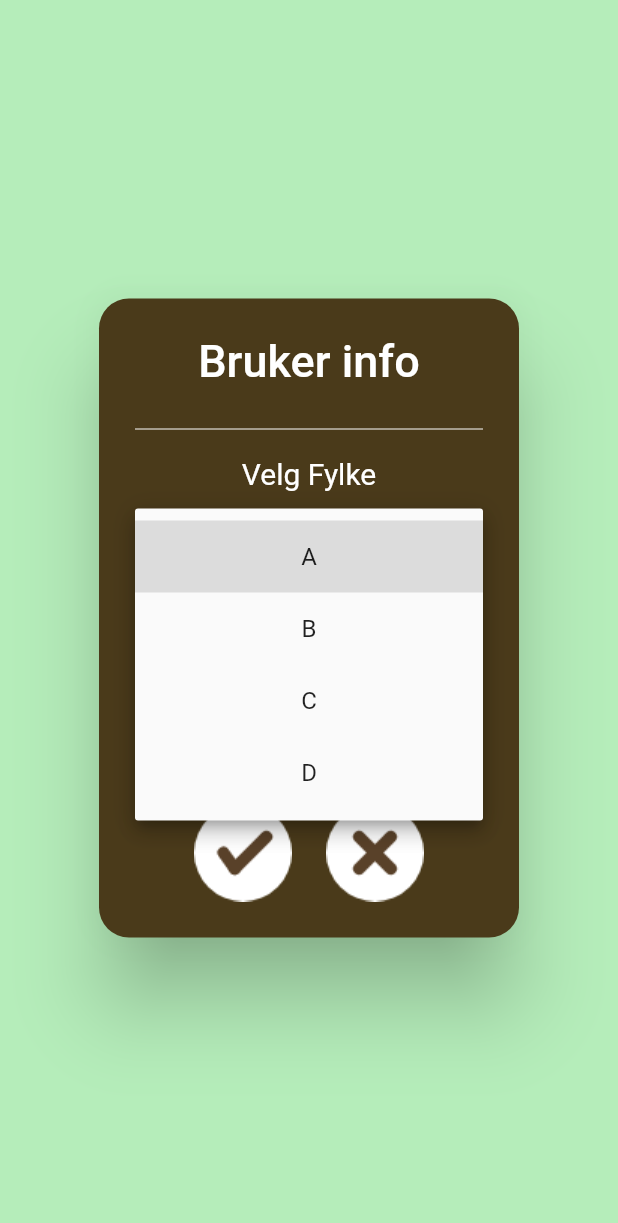
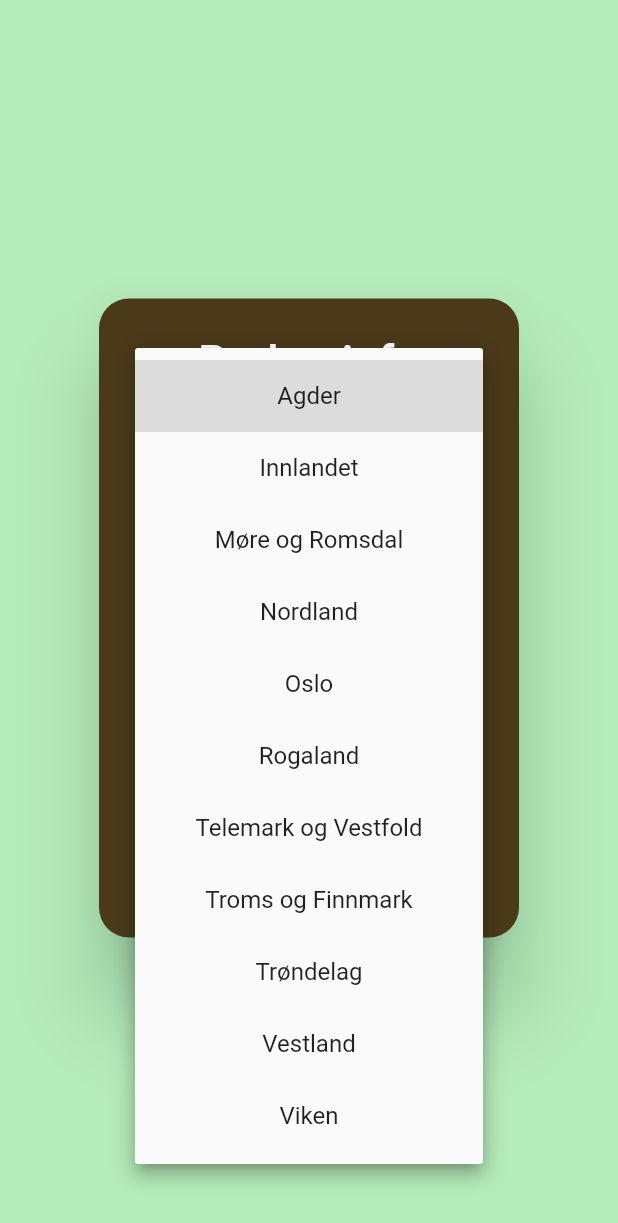
Before and after one commit to TrendingTechnology/SnegleStatisitikkFlutter, a Flutter app: the UserInfo screen opened directly, after a tap on "Velg Fylke", on a phone screen of 412 x 824 dp. Shown: the top 1223 px of the screen. Run offline on Flutter 3.47's test engine with Material 2 defaults, Android fonts, the phone set to English and light mode, and no system bars.

Commit message:
Almost back to before fuckup... Need to make map of kommuner again now...

```diff
--- a/lib/ui/pages/user_info.dart
+++ b/lib/ui/pages/user_info.dart
@@ -1,5 +1,7 @@
 import 'package:flutter/material.dart';
 import 'package:slugflutter/ui/themes/theme.dart';
+import 'package:slugflutter/utils/kommuner.dart';
+
 
 class UserInfo extends StatefulWidget  {
   @override
@@ -9,7 +11,19 @@ class UserInfo extends StatefulWidget  {
 
 class _UserInfoState extends State<UserInfo> {
 
-  List<String> _fylker = ['A', 'B', 'C', 'D'];
+  List<String> _fylker = [
+    'Agder',
+    'Innlandet',
+    'Møre og Romsdal',
+    'Nordland',
+    'Oslo',
+    'Rogaland',
+    'Telemark og Vestfold',
+    'Troms og Finnmark',
+    'Trøndelag',
+    'Vestland',
+    'Viken',
+    ];
   List<String> _kommuner = []; // Get set when fylke has been choosen
   String _selectedFylke;
   String _selectedKommune;
@@ -58,8 +72,8 @@ class _UserInfoState extends State<UserInfo> {
                         value: _selectedFylke,
                         onChanged: (newValue) {
                           setState(() {
-                            // Set the _kommuner list here!
                             _selectedFylke = newValue;
+                            _kommuner = kommuner[_selectedFylke];
                           });
                         },
                         items: _fylker.map((fylke) {
--- a/lib/utils/kommuner.dart
+++ b/lib/utils/kommuner.dart
@@ -1,3 +1,13 @@
 Map<String, List<String>> kommuner = {
-
+  'Agder': ['asdasd', 'asdd'],
+  'Innlandet': [],
+  'Møre og Romsdal': [],
+  'Nordland': [],
+  'Oslo': [],
+  'Rogaland': [],
+  'Telemark og Vestfold': [],
+  'Troms og Finnmark': [],
+  'Trøndelag': [],
+  'Vestland': [],
+  'Viken': [],
 };
```
